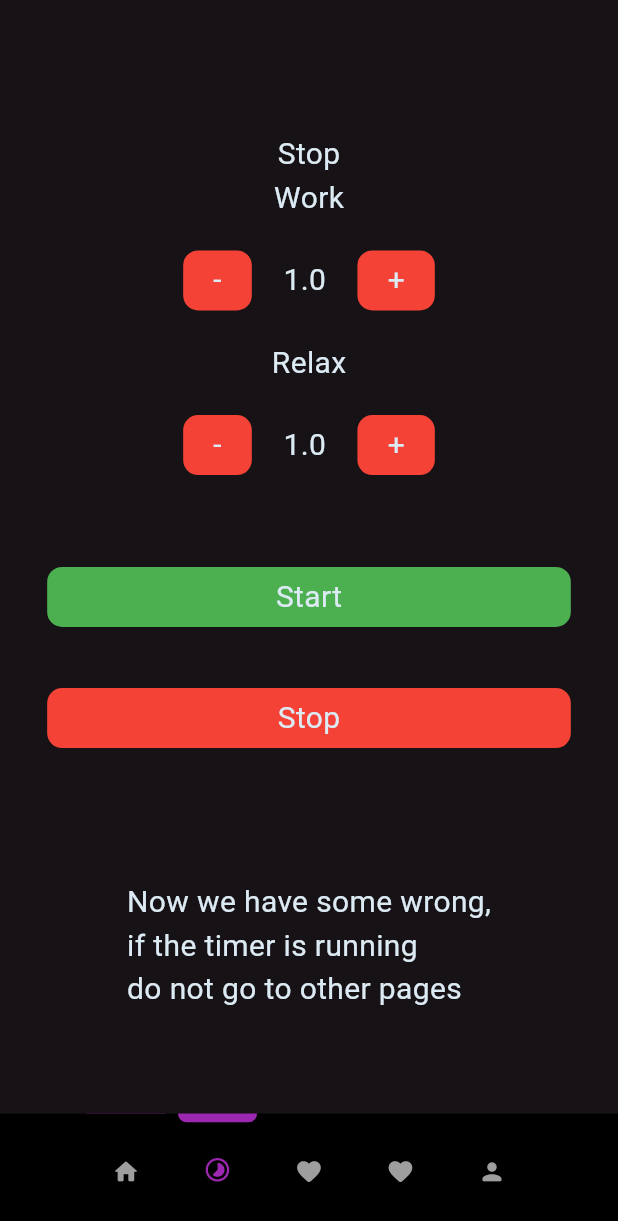
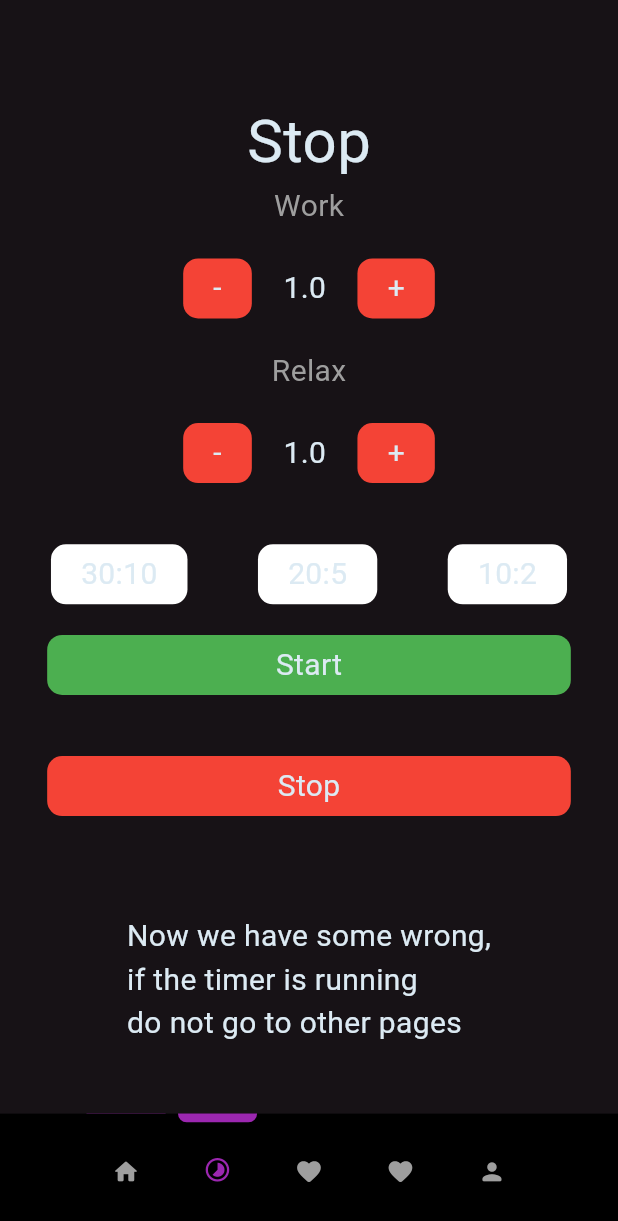
Before and after one commit to MichaelChernyshevsky/timeful-app, a Flutter app: the MainScreen screen opened by its route, after a tap on the "timelapse" icon, on a phone screen of 412 x 824 dp. Shown: the top 1221 px of the screen. Run offline on Flutter 3.47's test engine with Material 3 defaults, Android fonts, the phone set to English and light mode, and no system bars; our stand-ins replace equatable, flutter_bloc, flutter_local_notifications, flutter_svg, get_it, hive and 3 more; missing offline and left inert: dart:ffi; accounts and stored records are empty.

Commit message:
timer variants

```diff
--- a/lib/core/func/timer.dart
+++ b/lib/core/func/timer.dart
@@ -4,8 +4,8 @@ String getNumber(int time) {
 
   final minute = time ~/ 60;
   minutes = minute.toString() == '0' ? '00' : minute.toString();
-  final second = (time - minute).toString();
+  final second = (time - minute * 60).toString();
   seconds = second == '0' ? '00' : second;
-
+  print('minute $minute seconds $second');
   return '$minutes : $seconds';
 }
--- a/lib/core/localization/app_localization.dart
+++ b/lib/core/localization/app_localization.dart
@@ -52,7 +52,11 @@ class AppLocalizations {
   String get plus => Intl.message('+');
   String get minus => Intl.message('-');
   String get timerError => Intl.message(
-      'Now we have some wrong,\nif the timer is running\ndo not go to other pages');
+        'Now we have some wrong,\nif the timer is running\ndo not go to other pages',
+      );
+  String get m30m10 => Intl.message('30:10');
+  String get m20m5 => Intl.message('20:5');
+  String get m10m2 => Intl.message('10:2');
 
   // repo
   String get taskRepo => Intl.message('taskRepo');
--- a/lib/interface/screens/common/pages/timer_page.dart
+++ b/lib/interface/screens/common/pages/timer_page.dart
@@ -103,6 +103,24 @@ class _TimerPageState extends State<TimerPage> {
         });
       });
 
+  void setTimerForm(int index) {
+    setState(() {
+      _timeWork = 0;
+      _timeRelax = 0;
+
+      if (index == 1) {
+        _timeWork = 30 * 60;
+        _timeRelax = 10 * 60;
+      } else if (index == 2) {
+        _timeWork += 20 * 60;
+        _timeRelax = 5 * 60;
+      } else {
+        _timeWork += 10 * 60;
+        _timeRelax = 2 * 60;
+      }
+    });
+  }
+
   @override
   Widget build(BuildContext context) {
     return Body(
@@ -113,8 +131,15 @@ class _TimerPageState extends State<TimerPage> {
             padding: getPadding(all: 20),
             child: Column(
               children: [
-                CustomText(text: time),
-                CustomText(text: AppLocalizations.current.work),
+                CustomText(
+                  text: time,
+                  fontSize: TextEnum.title,
+                ),
+
+                CustomText(
+                  text: AppLocalizations.current.work,
+                  color: UTILSConstants.grey,
+                ),
                 // work
                 Row(
                   mainAxisAlignment: MainAxisAlignment.center,
@@ -134,7 +159,9 @@ class _TimerPageState extends State<TimerPage> {
                     ),
                   ],
                 ),
-                CustomText(text: AppLocalizations.current.relax),
+                CustomText(
+                    text: AppLocalizations.current.relax,
+                    color: UTILSConstants.grey),
                 // relax
                 Row(
                   mainAxisAlignment: MainAxisAlignment.center,
@@ -157,6 +184,26 @@ class _TimerPageState extends State<TimerPage> {
               ],
             ),
           ),
+          Row(
+            mainAxisAlignment: MainAxisAlignment.spaceAround,
+            children: [
+              CustomButton(
+                color: UTILSConstants.white,
+                text: AppLocalizations.current.m30m10,
+                tap: () => setTimerForm(1),
+              ),
+              CustomButton(
+                color: UTILSConstants.white,
+                text: AppLocalizations.current.m20m5,
+                tap: () => setTimerForm(2),
+              ),
+              CustomButton(
+                color: UTILSConstants.white,
+                text: AppLocalizations.current.m10m2,
+                tap: () => setTimerForm(3),
+              ),
+            ],
+          ),
           CustomButton(
             padding: getPadding(all: 20),
             color: UTILSConstants.done,
--- a/lib/interface/screens/widgets/text.dart
+++ b/lib/interface/screens/widgets/text.dart
@@ -1,3 +1,4 @@
+// ignore_for_file: public_member_api_docs, sort_constructors_first
 import 'package:app_with_apps/core/exports/exports.dart';
 import 'package:app_with_apps/core/utils/constants/constants_uikit.dart';
 import 'package:app_with_apps/core/utils/enum/text_enum.dart';
@@ -9,16 +10,18 @@ class CustomText extends StatelessWidget {
     super.key,
     required this.text,
     this.fontSize = TextEnum.common,
+    this.color,
   });
   final String text;
   final TextEnum fontSize;
+  final Color? color;
 
   @override
   Widget build(BuildContext context) {
     return Text(
       text,
       style: TextStyle(
-        color: UTILSConstants.textColor,
+        color: color ?? UTILSConstants.textColor,
         fontSize: getFontSize(UtilsFuns.getFontSize(style: fontSize)),
         // fontFamily:
       ),
```
Also changed, not shown: lib/interface/screens/common/pages/economy_page.dart (+4 -4 lines), lib/interface/screens/common/pages/task_page.dart (+4 -4 lines), 1 other file.
